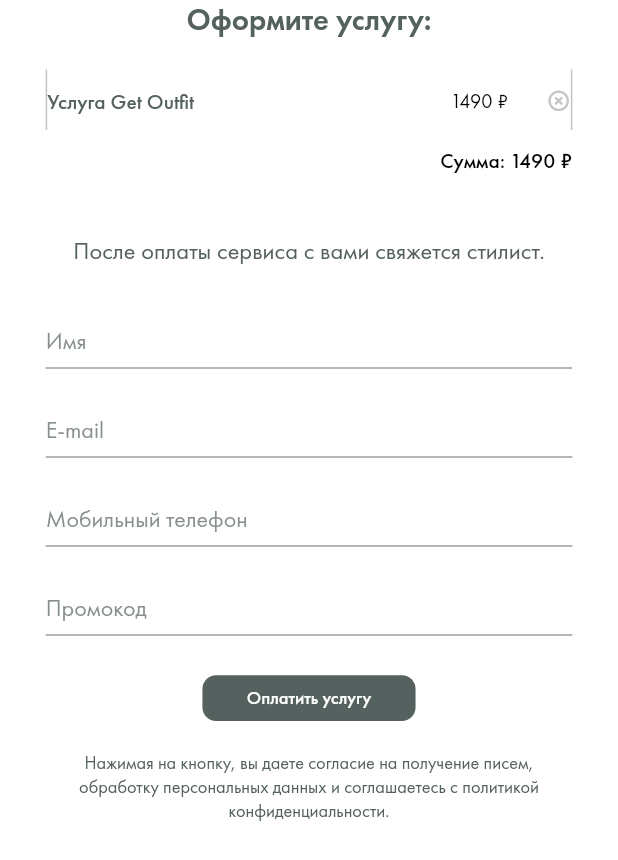
After one commit to dbystruev/Get-Outfit, a Flutter app: the PlansScreen screen opened directly, after a tap on "Оформить услугу", on a phone screen of 412 x 824 dp. The commit adds this screen. Shown: the top 860 px of the screen. Run offline on Flutter 3.47's test engine with Material 2 defaults, Android fonts, the phone set to English and light mode, and no system bars.

Commit message:
Added payment screen

```diff
--- a/lib/models/plan.dart
+++ b/lib/models/plan.dart
@@ -7,12 +7,23 @@
 class Plan {
   final String currency;
   final String description;
+  final int id;
   final int price;
   final String title;
 
-  Plan(this.title, {this.currency, this.description, this.price});
+  static int _maxId = 0;
+  static int get maxId => _maxId;
 
-  Plan.by(this.title, {this.description, this.price}) : currency = 'BYN';
+  Plan(this.title, {this.currency, this.description, this.price})
+      : id = ++_maxId;
 
-  Plan.ru(this.title, {this.description, this.price}) : currency = '₽';
+  Plan.by(this.title, {this.description, this.price})
+      : currency = 'BYN',
+        id = ++_maxId;
+
+  Plan.ru(this.title, {this.description, this.price})
+      : currency = '₽',
+        id = ++_maxId;
+
+  void dispose() => _maxId -= id == _maxId ? 1 : 0;
 }
--- a/lib/models/question.dart
+++ b/lib/models/question.dart
@@ -6,7 +6,7 @@
 
 import 'package:get_outfit/models/gender.dart';
 
-enum QuestionType { header, multiChoice, range, singleChoice, text }
+enum QuestionType { header, inlineText, multiChoice, range, singleChoice, text }
 
 class Question {
   final List<String> answers;
--- a/lib/screens/gender.dart
+++ b/lib/screens/gender.dart
@@ -17,7 +17,8 @@ class GenderScreen extends StatelessWidget with Scale {
     print('DEBUG in lib/screens/launch.dart line 17: GenderScreen.build');
     final double scale = getScale(context);
     return Scaffold(
-      body: Center(
+      body: GestureDetector(
+        child: Center(
           child: Column(
             children: <Widget>[
               FuturaText.bold('GET OUTFIT', fontSize: 28 * scale),
@@ -59,6 +60,10 @@ class GenderScreen extends StatelessWidget with Scale {
             mainAxisAlignment: MainAxisAlignment.center,
           ),
         ),
+        onHorizontalDragUpdate: (DragUpdateDetails details) {
+          if (0 < details.delta.dx) Navigator.pop(context);
+        },
+      ),
     );
   }
 }
--- a/lib/screens/login.dart
+++ b/lib/screens/login.dart
@@ -8,7 +8,7 @@ import 'package:flutter/material.dart';
 import 'package:get_outfit/design/scale.dart';
 import 'package:get_outfit/screens/gender.dart';
 import 'package:get_outfit/widgets/button.dart';
-import 'package:get_outfit/widgets/form.dart';
+// import 'package:get_outfit/widgets/form.dart';
 import 'package:get_outfit/widgets/futura.dart';
 
 class LoginScreen extends StatefulWidget {
@@ -27,10 +27,10 @@ class _LoginScreenState extends State<LoginScreen> with Scale {
     return Scaffold(
       body: SafeArea(
         child: Center(
-          child: ListView(
+          child: Column(
             children: <Widget>[
               FuturaText.bold('GET OUTFIT', fontSize: 28 * scale),
-              SizedBox(height: (isHorizontal(context) ? 15 : 132) * scale),
+              SizedBox(height: (isHorizontal(context) ? 80 : 240) * scale),
               FuturaDemiText.w500('Добро пожаловать!', fontSize: 20 * scale),
               SizedBox(height: (isHorizontal(context) ? 15 : 45) * scale),
               // FormWidget.login(
@@ -93,7 +93,8 @@ class _LoginScreenState extends State<LoginScreen> with Scale {
               //       fontSize: 16 * scale),
               // ),
             ],
-            padding: EdgeInsets.all(19 * scale),
+            mainAxisAlignment: MainAxisAlignment.start,
+            // padding: EdgeInsets.all(19 * scale),
           ),
         ),
       ),
@@ -113,12 +114,12 @@ class _LoginScreenState extends State<LoginScreen> with Scale {
     emailController.addListener(() {
       final String text = emailController.text;
       print(
-          'DEBUG in lib/screens/login.dart line 116 emailController.text = $text');
+          'DEBUG in lib/screens/login.dart line 117 emailController.text = $text');
     });
     passwordController.addListener(() {
       final String text = passwordController.text;
       print(
-          'DEBUG in lib/screens/login.dart line 121 passwordController.text = $text');
+          'DEBUG in lib/screens/login.dart line 122 passwordController.text = $text');
     });
   }
 }
--- /dev/null
+++ b/lib/screens/payment.dart
@@ -0,0 +1,138 @@
+//
+//  lib/screens/payment.dart
+//
+//  Created by Denis Bystruev on 02/04/2020.
+//
+
+import 'package:flutter/material.dart';
+import 'package:get_outfit/design/scale.dart';
+import 'package:get_outfit/models/plan.dart';
+import 'package:get_outfit/models/question.dart';
+import 'package:get_outfit/widgets/button.dart';
+import 'package:get_outfit/widgets/futura.dart';
+import 'package:get_outfit/widgets/question.dart';
+
+class PaymentScreen extends StatelessWidget with Scale {
+  final Plan plan;
+
+  PaymentScreen(this.plan);
+
+  @override
+  Widget build(BuildContext context) {
+    print('DEBUG in lib/screens/payment.dart line 22: PaymentScreen.build');
+    final String priceString = '${plan.price} ${plan.currency}';
+    final List<Question> questions = [
+      Question('Имя', type: QuestionType.inlineText),
+      Question('E-mail', type: QuestionType.inlineText),
+      Question('Мобильный телефон', type: QuestionType.inlineText),
+      Question('Промокод', type: QuestionType.inlineText),
+    ];
+    int index = 0;
+    final double scale = getScale(context);
+    final List<Widget> questionWidgets = questions
+        .map((question) => QuestionWidget(index++, question, scale: scale))
+        .toList();
+    final List<Widget> children = [
+          FuturaDemiText.w600(
+            'Оформите услугу:',
+            fontSize: 20 * scale,
+          ),
+          SizedBox(height: 20 * scale),
+          Container(
+            child: Row(
+              children: <Widget>[
+                Expanded(
+                  child: FuturaMediumText.w500(
+                    'Услуга ${plan.title}',
+                    fontSize: 14 * scale,
+                    textAlign: TextAlign.start,
+                  ),
+                ),
+                FuturaBookText.normal(
+                  priceString,
+                  color: Colors.black,
+                  fontSize: 13 * scale,
+                ),
+                SizedBox(width: 25 * scale),
+                GestureDetector(
+                  child: Icon(
+                    Icons.highlight_off,
+                    color: Color(0xFFC4C4C4),
+                    size: 16 * scale,
+                  ),
+                  onTap: () => Navigator.pop(context),
+                ),
+              ],
+            ),
+            decoration: BoxDecoration(
+              border: Border.symmetric(
+                vertical: BorderSide(
+                  color: Color(0xFFC4C4C4),
+                  width: scale,
+                ),
+              ),
+            ),
+            padding: EdgeInsets.fromLTRB(0, 12 * scale, 0, 10 * scale),
+          ),
+          SizedBox(height: 11 * scale),
+          Row(
+            children: <Widget>[
+              Expanded(
+                child: FuturaMediumText.w500(
+                  'Сумма: $priceString',
+                  color: Colors.black,
+                  fontSize: 14 * scale,
+                  textAlign: TextAlign.end,
+                ),
+              ),
+            ],
+          ),
+          SizedBox(height: 40 * scale),
+          FuturaBookText.normal(
+            'После оплаты сервиса с вами свяжется стилист.',
+            fontSize: 16 * scale,
+          ),
+          SizedBox(height: 20 * scale),
+        ] +
+        questionWidgets +
+        [
+          SizedBox(height: 15 * scale),
+          ButtonWidget(
+            'Оплатить услугу',
+            buttonColor: Color(0xFF54615F),
+            fontSize: 12,
+            height: 30,
+            onPressed: () {
+              Navigator.push(
+                context,
+                MaterialPageRoute(
+                  builder: (BuildContext context) => PaymentScreen(plan),
+                ),
+              );
+            },
+            scale: scale,
+            width: 140,
+          ),
+          SizedBox(height: 20 * scale),
+          FuturaBookText.normal(
+            'Нажимая на кнопку, вы даете согласие на получение писем, обработку персональных данных и соглашаетесь с политикой конфиденциальности.',
+            fontSize: 12 * scale,
+          ),
+        ];
+    return Scaffold(
+      body: GestureDetector(
+        child: SafeArea(
+          child: Center(
+            child: Padding(
+              child: ListView(children: children),
+              padding: EdgeInsets.symmetric(horizontal: 30 * scale),
+            ),
+          ),
+        ),
+        onHorizontalDragUpdate: (DragUpdateDetails details) {
+          if (0 < details.delta.dx) Navigator.pop(context);
+        },
+      ),
+    );
+  }
+}
--- a/lib/screens/quiz.dart
+++ b/lib/screens/quiz.dart
@@ -60,7 +60,7 @@ class _QuizScreenState extends State<QuizScreen> with Scale {
       ),
       bottomNavigationBar: BottomAppBar(
         child: FooterWidget(
-          leftText: pageIndex < 1 ? 'Для кого' : 'Назад',
+          leftText: pageIndex < 1 ? null : 'Назад',
           middleText: '${pageIndex + 1} из ${allQuestions.length}',
           onLeftPressed: onLeftPressed,
           onRightPressed: onRightPressed,
--- a/lib/widgets/form.dart
+++ b/lib/widgets/form.dart
@@ -12,6 +12,7 @@ class FormWidget extends StatelessWidget {
   final String fontFamily;
   final double fontSize;
   final FontWeight fontWeight;
+  final String hintText;
   final TextInputType keyboardType;
   final String labelText;
   final bool obscureText;
@@ -22,6 +23,7 @@ class FormWidget extends StatelessWidget {
     this.fontFamily,
     this.fontSize,
     this.fontWeight,
+    this.hintText,
     this.keyboardType,
     this.labelText,
     this.obscureText = false,
@@ -30,14 +32,22 @@ class FormWidget extends StatelessWidget {
   factory FormWidget.quiz({
     TextEditingController controller,
     double fontSize,
+    String hintText,
     String labelText,
   }) =>
       FormWidget(
         controller: controller,
-        decoration: InputDecoration(isDense: true),
+        decoration: InputDecoration(
+          isDense: true,
+          hintStyle: TextStyle(
+            color: Color.fromARGB(179, 84, 97, 95),
+          ),
+          hintText: hintText,
+        ),
         fontFamily: 'FuturaBook',
         fontSize: fontSize,
         fontWeight: FontWeight.normal,
+        hintText: hintText,
         labelText: labelText,
       );
 
--- a/lib/widgets/plan.dart
+++ b/lib/widgets/plan.dart
@@ -6,6 +6,7 @@
 
 import 'package:flutter/material.dart';
 import 'package:get_outfit/models/plan.dart';
+import 'package:get_outfit/screens/payment.dart';
 import 'package:get_outfit/widgets/button.dart';
 import 'package:get_outfit/widgets/futura.dart';
 
@@ -45,8 +46,12 @@ class PlanWidget extends StatelessWidget {
             height: 30,
             mainAxisAlignment: MainAxisAlignment.start,
             onPressed: () {
-              print(
-                  'DEBUG in lib/widgets/plan.dart line 49: ${plan.title} pressed');
+              Navigator.push(
+                context,
+                MaterialPageRoute(
+                  builder: (BuildContext context) => PaymentScreen(plan),
+                ),
+              );
             },
             scale: scale,
             width: 140,
--- a/lib/widgets/question.dart
+++ b/lib/widgets/question.dart
@@ -14,7 +14,7 @@ class QuestionWidget extends StatelessWidget {
   final Question question;
   final double scale;
 
-  QuestionWidget(this.index, this.question, {this.scale});
+  QuestionWidget(this.index, this.question, {@required this.scale});
 
   @override
   Widget build(BuildContext context) {
@@ -24,6 +24,11 @@ class QuestionWidget extends StatelessWidget {
         return Padding(
           child: FuturaDemiText.w600(question.title, fontSize: 20 * scale),
           padding: EdgeInsets.only(bottom: 30 * scale, top: top),
+        );
+      case QuestionType.inlineText:
+        return Padding(
+          child: FormWidget.quiz(hintText: question.title),
+          padding: EdgeInsets.symmetric(vertical: 11 * scale),
         );
       case QuestionType.multiChoice:
       case QuestionType.range:
@@ -51,7 +56,7 @@ class QuestionWidget extends StatelessWidget {
           padding: EdgeInsets.only(bottom: 15 * scale, top: 10 * scale),
         );
     }
-    print('ERROR in lib/widgets/question.dart line 54: question = $question');
+    print('ERROR in lib/widgets/question.dart line 59: question = $question');
     return FuturaText.bold('Unknown question type: ${question.type}',
         color: Colors.red, fontSize: 20 * scale);
   }
```
Also changed, not shown: pubspec.lock, 3 other files. Lines whose indentation alone changed are shown as unchanged.
